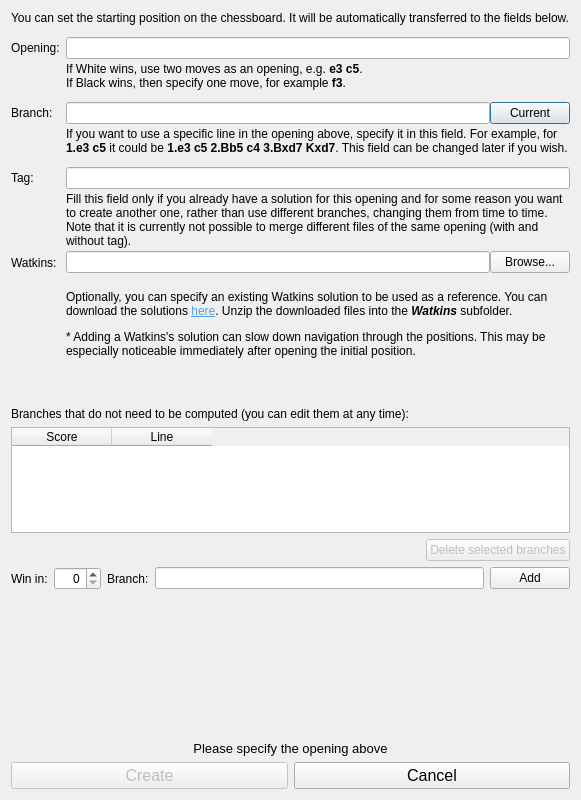
This is projects/gui/ui/solutiondlg.ui in tolius/solver as Qt 5 draws it before an edit. The edited form follows.
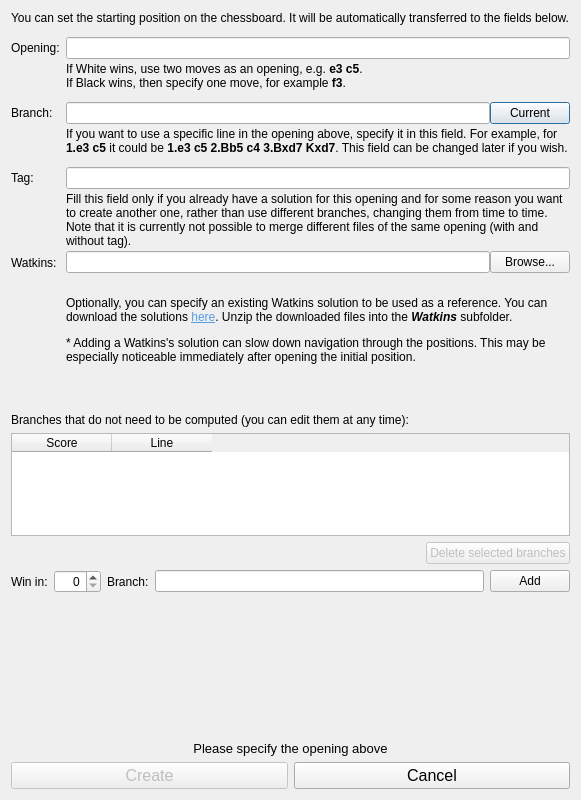
This is the edited form.

Commit message: warn if the Watkins solution file has a side to move that does not match the opening

Patch:
```diff
--- a/projects/gui/ui/solutiondlg.ui
+++ b/projects/gui/ui/solutiondlg.ui
@@ -276,7 +276,15 @@
         </layout>
        </item>
        <item>
+        <layout class="QHBoxLayout" name="horizontalLayout_6">
+         <item>
         <widget class="QLabel" name="label_WatkinsOpening">
+           <property name="sizePolicy">
+            <sizepolicy hsizetype="Minimum" vsizetype="Preferred">
+             <horstretch>0</horstretch>
+             <verstretch>0</verstretch>
+            </sizepolicy>
+           </property>
          <property name="font">
           <font>
            <weight>75</weight>
@@ -284,9 +292,6 @@
            <bold>true</bold>
           </font>
          </property>
-         <property name="text">
-          <string/>
-         </property>
          <property name="textFormat">
           <enum>Qt::PlainText</enum>
          </property>
@@ -294,6 +299,47 @@
           <bool>true</bool>
          </property>
         </widget>
+         </item>
+         <item>
+          <spacer name="horizontalSpacer_2">
+           <property name="orientation">
+            <enum>Qt::Horizontal</enum>
+           </property>
+           <property name="sizeType">
+            <enum>QSizePolicy::Fixed</enum>
+           </property>
+           <property name="sizeHint" stdset="0">
+            <size>
+             <width>10</width>
+             <height>20</height>
+            </size>
+           </property>
+          </spacer>
+         </item>
+         <item>
+          <widget class="QLabel" name="label_WatkinsError">
+           <property name="sizePolicy">
+            <sizepolicy hsizetype="Expanding" vsizetype="Preferred">
+             <horstretch>0</horstretch>
+             <verstretch>0</verstretch>
+            </sizepolicy>
+           </property>
+           <property name="font">
+            <font>
+             <weight>75</weight>
+             <italic>true</italic>
+             <bold>true</bold>
+            </font>
+           </property>
+           <property name="styleSheet">
+            <string notr="true">color: #ff4500</string>
+           </property>
+           <property name="wordWrap">
+            <bool>true</bool>
+           </property>
+          </widget>
+         </item>
+        </layout>
        </item>
       </layout>
      </item>
```
Lines whose indentation alone changed are shown as unchanged. The commit also changes 5 other files.
